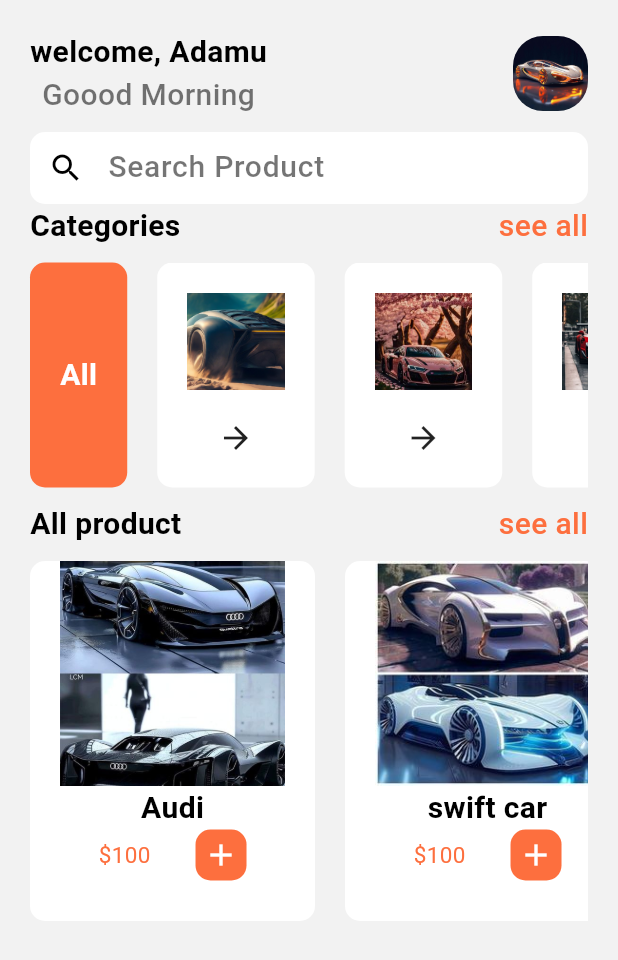
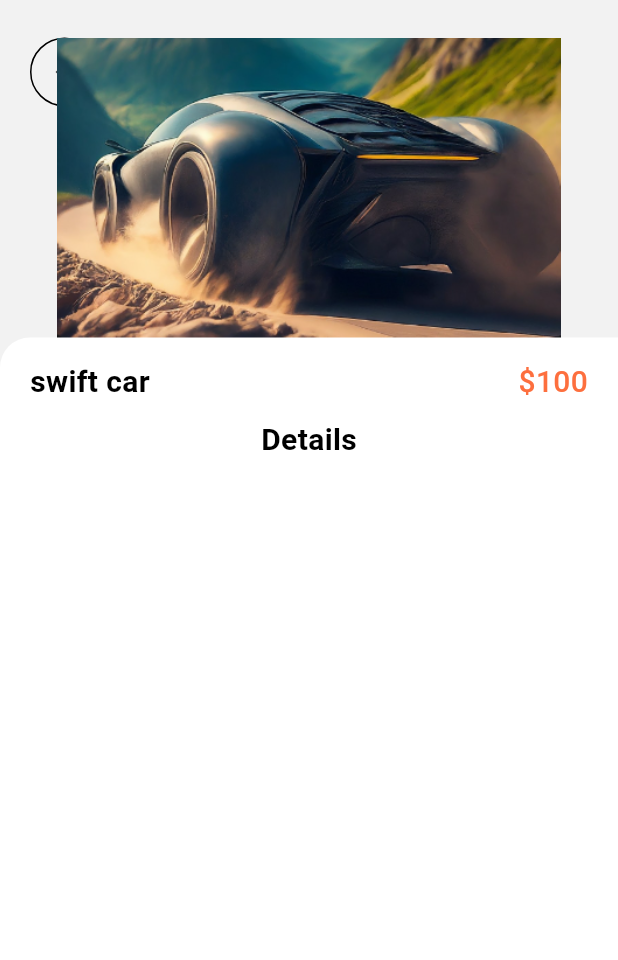
Before and after one commit to adamu-labaran/hypersonic, a Flutter app: the screen it shows after launch, on a phone screen of 412 x 824 dp. Shown: the top 960 px of the screen. Run offline on Flutter 3.47's test engine with Material 3 defaults, Android fonts, the phone set to English and light mode, and no system bars; our stand-ins replace curved_navigation_bar.

Commit message:
order, product detail, profile initiliazed

```diff
--- a/lib/main.dart
+++ b/lib/main.dart
@@ -1,6 +1,6 @@
 import 'package:flutter/material.dart';
-import 'package:hypersonic/pages/home.dart';
-import 'package:hypersonic/pages/onboarding.dart';
+import 'package:hypersonic/pages/bottomnav.dart';
+import 'package:hypersonic/pages/product_detail.dart';
 
 void main() {
   runApp(const MyApp());
@@ -11,15 +11,13 @@ class MyApp extends StatelessWidget {
 
   @override
   Widget build(BuildContext context) {
-    return  MaterialApp(
+    return MaterialApp(
       title: "hypersonic🚀",
       debugShowCheckedModeBanner: false,
       theme: ThemeData(
-        colorScheme: ColorScheme.fromSeed(seedColor: Colors.deepPurple),
-        useMaterial3: true
-      ),
-
-      home: Home(),
+          colorScheme: ColorScheme.fromSeed(seedColor: Colors.deepPurple),
+          useMaterial3: true),
+      home: ProductDetail(),
     );
   }
 }
--- /dev/null
+++ b/lib/pages/product_detail.dart
@@ -0,0 +1,80 @@
+import 'package:flutter/material.dart';
+import 'package:hypersonic/widget/support_widget.dart';
+
+class ProductDetail extends StatefulWidget {
+  const ProductDetail({super.key});
+
+  @override
+  State<ProductDetail> createState() => _ProductDetailState();
+}
+
+class _ProductDetailState extends State<ProductDetail> {
+  @override
+  Widget build(BuildContext context) {
+    return Scaffold(
+      backgroundColor: Color(0xfff2f2f2),
+      body: Container(
+        padding: EdgeInsets.only(top: 25.0),
+        child: Column(
+          crossAxisAlignment: CrossAxisAlignment.start,
+          children: [
+            // back arrow where a user can go navigate back to home page
+            Stack(
+                // using stack to remove unnecessary space from product
+                children: [
+                  GestureDetector(
+                    onTap: () {
+                      Navigator.pop(context);
+                    },
+                    child: Container(
+                        padding: EdgeInsets.all(10),
+                        margin: EdgeInsets.only(bottom: 5.0, left: 20.0),
+                        decoration: BoxDecoration(
+                            border: Border.all(),
+                            borderRadius: BorderRadius.circular(30)),
+                        child: Icon(Icons.arrow_back_ios_new_outlined)),
+                  ),
+                  // seleected product item
+                  Center(
+                      child:
+                          Image.asset('assets/images/car2.png', height: 200)),
+                ]),
+            // displaying product details
+            Expanded(
+              child: Container(
+                padding: EdgeInsets.only(top: 15.0, left: 20.0, right: 20.0),
+                decoration: BoxDecoration(
+                  color: Colors.white,
+                  borderRadius: BorderRadius.only(
+                    topLeft: Radius.circular(20),
+                  ),
+                ),
+                width: MediaQuery.of(context).size.width,
+                child: Column(
+                  children: [
+                    Row(
+                      mainAxisAlignment: MainAxisAlignment.spaceBetween,
+                      children: [
+                        Text(
+                          'swift car',
+                          style: AppWidget.boldTextFieldStyle(),
+                        ),
+                        Text(
+                          '\$100',
+                          style: AppWidget
+                              .seeAllTextFieldStyle(), // imported semiboldTextFieldstyle() from support_widget file
+                        )
+                      ],
+                    ),
+                    SizedBox(height: 10.0),
+                    Text('Details', style: AppWidget.semiboldTextFieldstyle(),)
+                  ],
+                ),
+              ),
+            )
+          ],
+        ),
+      ),
+    );
+  }
+}
--- a/pubspec.yaml
+++ b/pubspec.yaml
@@ -30,7 +30,7 @@ environment:
 dependencies:
   flutter:
     sdk: flutter
-
+  curved_navigation_bar: ^1.0.6
 
   # The following adds the Cupertino Icons font to your application.
   # Use with the CupertinoIcons class for iOS style icons.
```
Also changed, not shown: lib/pages/Order.dart (added, +16 -0 lines), lib/pages/bottomnav.dart (added, +63 -0 lines), lib/pages/home.dart (+42 -2 lines), lib/pages/profile.dart (added, +15 -0 lines), pubspec.lock.
